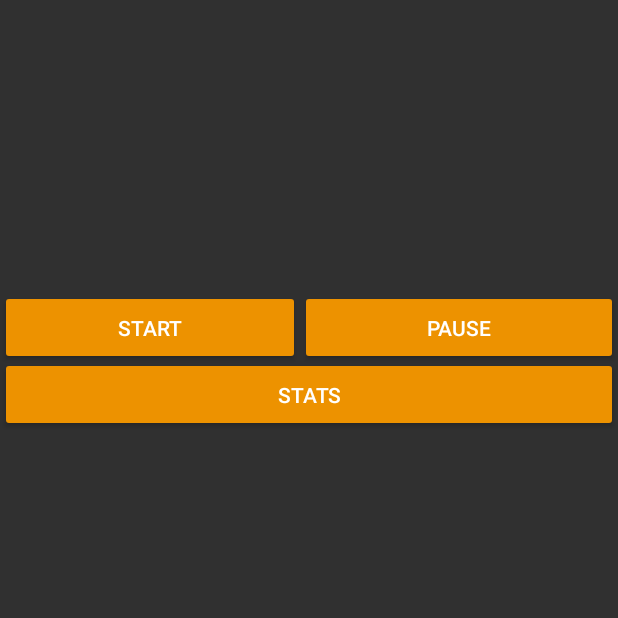
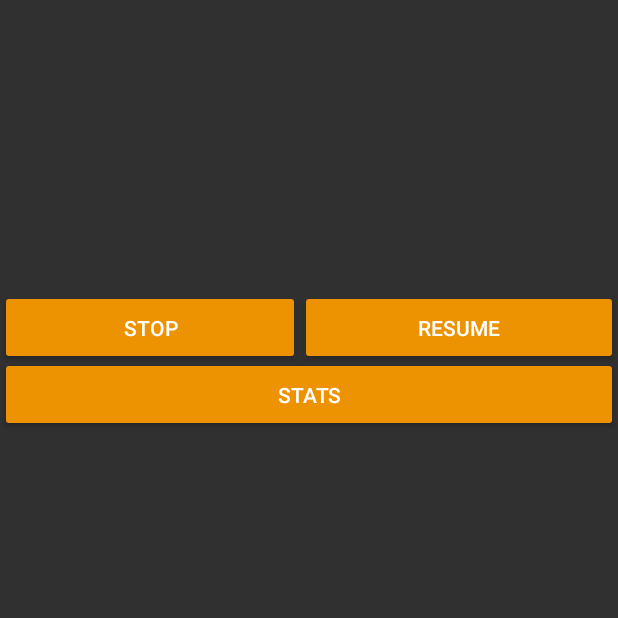
Before and after one commit to Qazen/RunnerApp, an Android app: the FragmentMaps screen opened directly, with no data from a screen before it, after a tap on "PAUSE", on a phone screen of 412 x 824 dp, the part 618-1236 px from its top. Run offline under Robolectric (Android 15) with nearby library versions, the phone set to English and light mode, and no system bars; 2 other taps on this screen came first.

Commit message:
Implemented basic stats

```diff
--- a/app/src/main/java/com/example/runnerapp/FragmentMaps.java
+++ b/app/src/main/java/com/example/runnerapp/FragmentMaps.java
@@ -82,8 +82,8 @@ public class FragmentMaps extends Fragment {
         {
             marker.remove();
         }
-        marker = map.addMarker(new MarkerOptions().position(markerPos).title("Marker"));
-        map.moveCamera(CameraUpdateFactory.newLatLng(markerPos));
+        marker = map.addMarker(new MarkerOptions().position(markerPos).title("You"));
+        map.moveCamera(CameraUpdateFactory.newLatLngZoom(markerPos, 15.0f));
     }
 
     //public GoogleMap getMap() {return map;}
--- a/app/src/main/java/com/example/runnerapp/MapsActivity.java
+++ b/app/src/main/java/com/example/runnerapp/MapsActivity.java
@@ -12,6 +12,7 @@ import android.location.LocationListener;
 import android.location.LocationManager;
 import android.os.Bundle;
 import android.view.View;
+import android.widget.Button;
 import android.widget.TextView;
 import android.util.Log;
 
@@ -21,6 +22,8 @@ import com.google.android.gms.maps.model.PolylineOptions;
 
 import java.security.Permission;
 import java.util.ArrayList;
+import java.util.Timer;
+import java.util.TimerTask;
 
 public class MapsActivity extends AppCompatActivity implements LocationListener {
 
@@ -29,7 +32,21 @@ public class MapsActivity extends AppCompatActivity implements LocationListener
     private FragmentMaps fragmentMaps;
     private boolean isRunning;
     private boolean isPaused;
+    private boolean isShowingStats;
     private ArrayList<LatLng> listOfPoints;
+
+    private Button startStopButton;
+    private Button pauseResumeButton;
+    private TextView statsTextView;
+
+    String statsText;
+    Timer timer;
+    int counter;
+    int seconds;
+    int minutes;
+    int hours;
+    float distance;//in meters
+    float speed;//in km/h
 
     @Override
     protected void onCreate(Bundle savedInstanceState) {
@@ -46,22 +63,30 @@ public class MapsActivity extends AppCompatActivity implements LocationListener
 
         fragmentMaps = FragmentMaps.getInstance();
 
-        lastLocation = new Location("");
-        lastLocation.setLatitude(0.0d);
-        lastLocation.setLongitude(0.0d);
+        lastLocation = null;
 
         isRunning = false;
         isPaused = false;
+        isShowingStats = false;
         listOfPoints = new ArrayList<>();
+
+        startStopButton = (Button) findViewById(R.id.startStopButton);
+        pauseResumeButton = (Button) findViewById(R.id.pauseResumeButton);
+        statsTextView = (TextView) findViewById(R.id.statsTextView);
+        statsTextView.setVisibility(View.INVISIBLE);
+
     }
 
     @Override
     public void onLocationChanged(Location location) {
         if (isRunning && !isPaused)
         {
-            if (location.getLatitude() != lastLocation.getLatitude() || location.getLongitude() != lastLocation.getLongitude())
+            if (lastLocation == null || location.getLatitude() != lastLocation.getLatitude() || location.getLongitude() != lastLocation.getLongitude())
             {
-                //fragmentMaps.setMarker(location.getLatitude(), location.getLongitude());
+                if (lastLocation != null)
+                {
+                    distance += lastLocation.distanceTo(location);
+                }
                 lastLocation = location;
                 listOfPoints.add(new LatLng(location.getLatitude(), location.getLongitude()));
                 fragmentMaps.drawPath(listOfPoints);
@@ -87,9 +112,10 @@ public class MapsActivity extends AppCompatActivity implements LocationListener
 
     public void startStopButton(View view)
     {
-        if (!isRunning)
+        isRunning = !isRunning;
+        if (isRunning)
         {
-            isRunning = true;
+            startStopButton.setText("Stop");
             if (ContextCompat.checkSelfPermission(this, Manifest.permission.ACCESS_FINE_LOCATION) != PackageManager.PERMISSION_GRANTED)
             {
                 Log.d("Error", "lack of user permission");
@@ -98,11 +124,81 @@ public class MapsActivity extends AppCompatActivity implements LocationListener
             Location lastKnownLoc = locationManager.getLastKnownLocation(LocationManager.GPS_PROVIDER);
             fragmentMaps.setMarker(lastKnownLoc.getLatitude(), lastKnownLoc.getLongitude());
             listOfPoints.add(new LatLng(lastKnownLoc.getLatitude(), lastKnownLoc.getLongitude()));
+
+            startStatsUpdater();
         }
     }
 
     public void pauseResumeButton(View view)
     {
         isPaused = !isPaused;
+        if (isPaused)
+        {
+            pauseResumeButton.setText("Resume");
+        }
+        else
+        {
+            pauseResumeButton.setText("Pause");
+        }
     }
+
+    public void statsButton(View view)
+    {
+        isShowingStats = !isShowingStats;
+        if (isShowingStats)
+        {
+            statsTextView.setVisibility(View.VISIBLE);
+        }
+        else
+        {
+            statsTextView.setVisibility(View.INVISIBLE);
+        }
+    }
+
+    private void startStatsUpdater()
+    {
+        timer = new Timer();
+        counter = 0;
+        seconds = 0;
+        minutes = 0;
+        hours = 0;
+        distance = 0;
+
+        timer.scheduleAtFixedRate(new TimerTask() {
+            @Override
+            public void run() {
+                runOnUiThread(new Runnable()
+                {
+                    @Override
+                    public void run()
+                    {
+                        if (isRunning && !isPaused)
+                        {
+                            counter++;
+                            seconds = counter%60;
+                            minutes = (counter/60)%60;
+                            hours = counter/60/60;
+                            speed = 1.0f * distance * 60 * 60 / 1000 / counter;
+                            statsText = "Time elapsed: "
+                                    + String.format(java.util.Locale.US, "%02d", hours)
+                                    + ":"
+                                    + String.format(java.util.Locale.US, "%02d", minutes)
+                                    + ":"
+                                    + String.format(java.util.Locale.US, "%02d", seconds)
+                                    + "\n"
+                                    + "Distance moved: "
+                                    + String.format(java.util.Locale.US, "%.0f", distance)
+                                    + " meters"
+                                    + "\n"
+                                    + "Approximate speed: "
+                                    + String.format(java.util.Locale.US, "%.2f", speed)
+                                    + " km/h";
+                        }
+                        statsTextView.setText(statsText);
+                    }
+                });
+            }
+        }, 1000, 1000);
+    }
+
 }
--- a/app/src/main/res/layout/fragment_maps_ui.xml
+++ b/app/src/main/res/layout/fragment_maps_ui.xml
@@ -9,7 +9,7 @@
     android:weightSum="1">
 
     <Button
-        android:id="@+id/buttonPause"
+        android:id="@+id/startStopButton"
         android:layout_width="200dp"
         android:layout_height="50dp"
         android:layout_marginLeft="0dp"
@@ -24,7 +24,7 @@
         app:layout_constraintTop_toTopOf="parent" />
 
     <Button
-        android:id="@+id/buttonStop"
+        android:id="@+id/pauseResumeButton"
         android:layout_width="match_parent"
         android:layout_height="50dp"
         android:layout_marginLeft="200dp"
@@ -53,4 +53,16 @@
         app:layout_constraintRight_toRightOf="parent"
         app:layout_constraintTop_toTopOf="parent" />
 
+    <TextView
+        android:id="@+id/statsTextView"
+        android:layout_width="match_parent"
+        android:layout_height="600dp"
+        android:layout_marginTop="0dp"
+        android:text="aaa"
+        android:background="#ed9200"
+        app:layout_constraintBottom_toBottomOf="parent"
+        app:layout_constraintLeft_toLeftOf="parent"
+        app:layout_constraintRight_toRightOf="parent"
+        app:layout_constraintTop_toTopOf="parent" />
+
 </FrameLayout>
```
